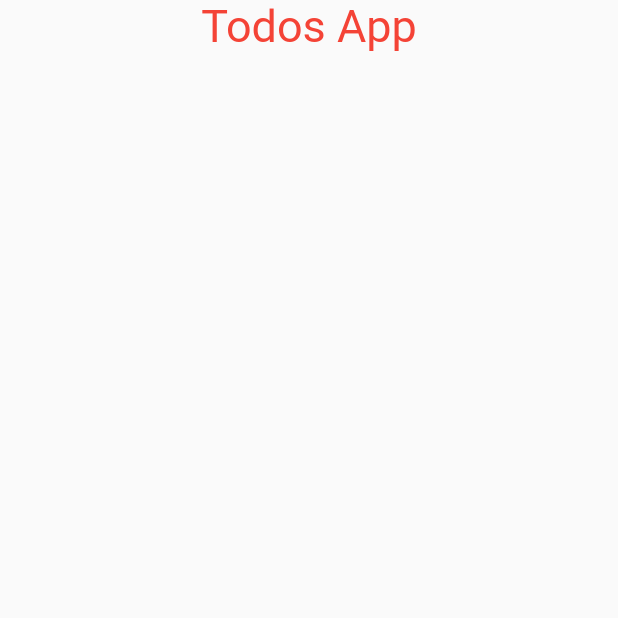
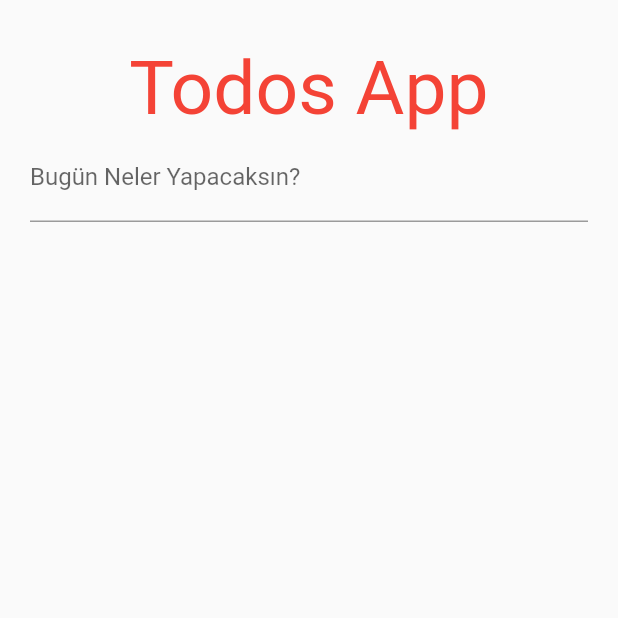
Before and after one commit to evasoft2020/to_dos, a Flutter app: the screen it shows after launch, on a phone screen of 412 x 824 dp, the top half of it. Run offline on Flutter 3.47's test engine with Material 2 defaults, Android fonts, the phone set to English and light mode, and no system bars.

```diff
--- a/lib/view/todo_app.dart
+++ b/lib/view/todo_app.dart
@@ -2,14 +2,23 @@ import 'package:flutter/material.dart';
 import 'package:to_do/widgets/title_widget.dart';
 
 class TodoApp extends StatelessWidget {
-  const TodoApp({Key? key}) : super(key: key);
+  TodoApp({Key? key}) : super(key: key);
+  final newTodoController = TextEditingController();
 
   @override
   Widget build(BuildContext context) {
     return Scaffold(
       body: ListView(
+        padding: const EdgeInsets.symmetric(horizontal: 20, vertical: 30),
         children: [
           TitleWidget(),
+          TextField(
+            onSubmitted: (todo) {
+              debugPrint('Şunu Ekle : ' + todo);
+            },
+            controller: newTodoController,
+            decoration: InputDecoration(labelText: 'Bugün Neler Yapacaksın?'),
+          ),
         ],
       ),
     );
--- a/lib/widgets/title_widget.dart
+++ b/lib/widgets/title_widget.dart
@@ -7,7 +7,7 @@ class TitleWidget extends StatelessWidget {
   Widget build(BuildContext context) {
     return Text(
       'Todos App',
-      style: TextStyle(color: Colors.red, fontSize: 30),
+      style: TextStyle(color: Colors.red, fontSize: 50),
       textAlign: TextAlign.center,
     );
   }
```
Also changed, not shown: lib/widgets/toolbar_widget.dart (added, +10 -0 lines).
